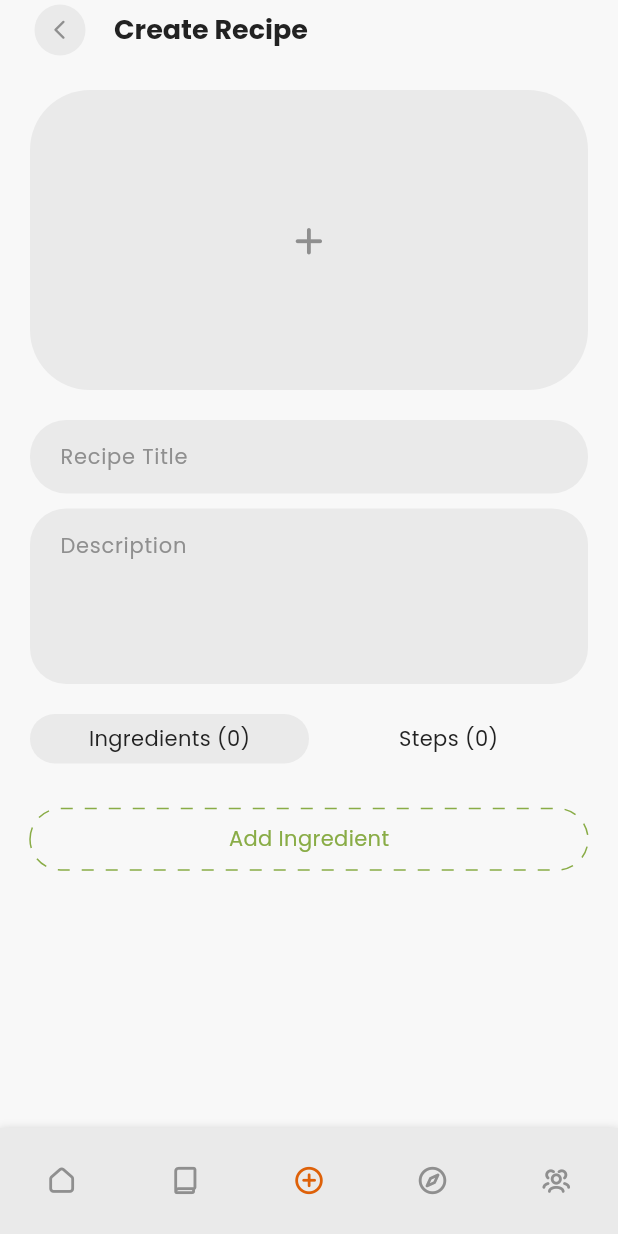
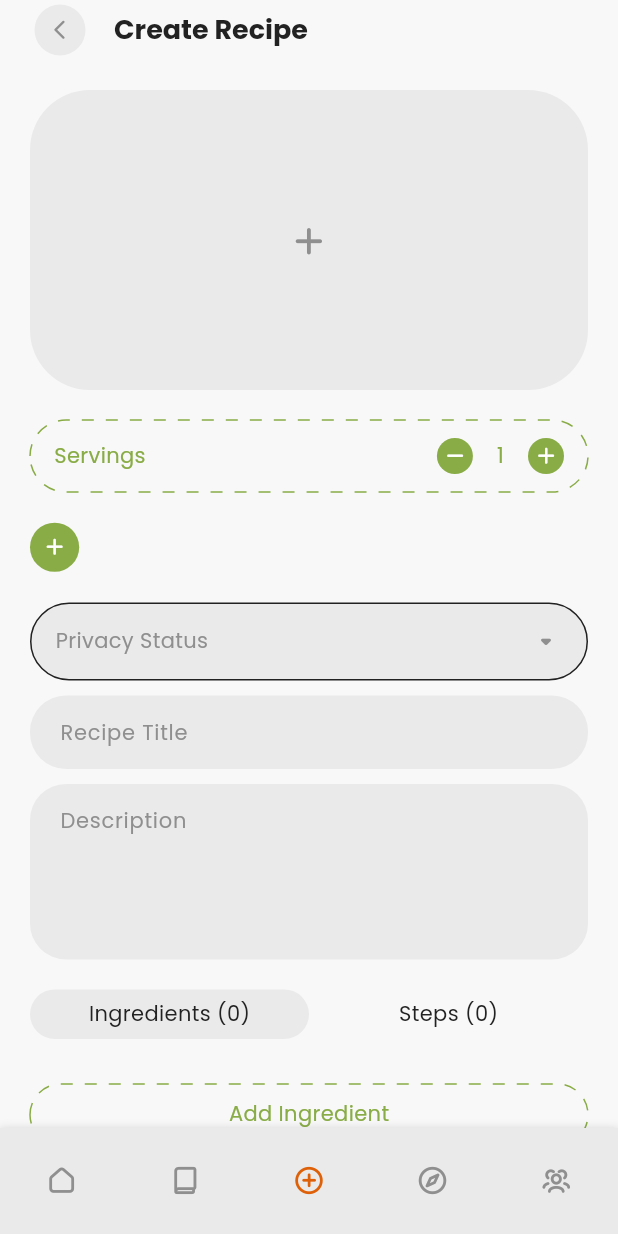
Before and after one commit to Michael1840/shared_plates_app, a Flutter app: the CreateRecipePage screen opened by its route, on a phone screen of 412 x 824 dp. Run offline on Flutter 3.47's test engine with Material 3 defaults, Android fonts, the phone set to English and light mode, and no system bars; drawn by our look-alikes of animated_custom_dropdown, dotted_border; our stand-ins replace bloc, cached_network_image, connectivity_plus, dio, equatable, flutter_animate and 9 more; accounts and stored records are empty.

Commit message:
Added creating a recipe and steps to the detail view

```diff
--- a/lib/app/api/api_routes.dart
+++ b/lib/app/api/api_routes.dart
@@ -13,9 +13,11 @@ class ApiRoutes {
 
   static const String profile = '/profile';
 
-  static const String recipe = '/meals';
-  static String recipeWithId(int id) => '/meals/$id';
-  static const String userRecipes = '/meals';
-  static const String trendingRecipes = '/meals';
-  static const String friendsRecipes = '/meals';
+  static const String recipe = '/meals/';
+  static const String createRecipe = recipe;
+  static String recipeWithId(int id) => '$recipe$id';
+  static String uploadMealImage(int id) => '${recipe}upload/$id';
+  static const String userRecipes = recipe;
+  static const String trendingRecipes = recipe;
+  static const String friendsRecipes = recipe;
 }
--- a/lib/app/recipe/bloc/create_recipe/create_recipe_state.dart
+++ b/lib/app/recipe/bloc/create_recipe/create_recipe_state.dart
@@ -6,8 +6,13 @@ class CreateRecipeState extends Equatable {
 
   final List<IngredientModel> ingredients;
   final List<StepModel> steps;
+  final List<String> tags;
 
   final CustomDropdownValue? selectedQuantitySymbol;
+
+  final CustomDropdownValue? selectedPrivacyStatus;
+
+  final int serves;
 
   final File? imageFile;
 
@@ -15,17 +20,22 @@ class CreateRecipeState extends Equatable {
   bool get isError => loadingResult.isError;
 
   const CreateRecipeState({
+    required this.loadingResult,
     required this.ingredients,
     required this.steps,
+    required this.serves,
+    required this.tags,
     this.selectedQuantitySymbol,
+    this.selectedPrivacyStatus,
     this.imageFile,
-    required this.loadingResult,
   });
 
   factory CreateRecipeState.initial() {
     return const CreateRecipeState(
       ingredients: [],
       steps: [],
+      tags: [],
+      serves: 1,
       loadingResult: DelayedResult.idle(),
     );
   }
@@ -35,7 +45,10 @@ class CreateRecipeState extends Equatable {
     ingredients,
     steps,
     imageFile,
+    serves,
+    tags,
     selectedQuantitySymbol,
+    selectedPrivacyStatus,
     loadingResult,
   ];
 
@@ -43,15 +56,22 @@ class CreateRecipeState extends Equatable {
     DelayedResult<void>? loadingResult,
     List<IngredientModel>? ingredients,
     List<StepModel>? steps,
+    List<String>? tags,
     CustomDropdownValue? selectedQuantitySymbol,
+    CustomDropdownValue? selectedPrivacyStatus,
+    int? serves,
     File? imageFile,
   }) {
     return CreateRecipeState(
       loadingResult: loadingResult ?? this.loadingResult,
       ingredients: ingredients ?? this.ingredients,
       steps: steps ?? this.steps,
+      tags: tags ?? this.tags,
       selectedQuantitySymbol:
           selectedQuantitySymbol ?? this.selectedQuantitySymbol,
+      selectedPrivacyStatus:
+          selectedPrivacyStatus ?? this.selectedPrivacyStatus,
+      serves: serves ?? this.serves,
       imageFile: imageFile ?? this.imageFile,
     );
   }
--- a/lib/app/recipe/bloc/recipe_bloc/recipe_event.dart
+++ b/lib/app/recipe/bloc/recipe_bloc/recipe_event.dart
@@ -14,3 +14,12 @@ class RecipeFetchUserRecipes extends RecipeEvent {}
 class RecipeFetchFriendRecipes extends RecipeEvent {}
 
 class RecipeFetchTrendingRecipes extends RecipeEvent {}
+
+class RecipeCreate extends RecipeEvent {
+  final CreateRecipeModel req;
+
+  const RecipeCreate({required this.req});
+
+  @override
+  List<Object> get props => [req];
+}
--- a/lib/app/recipe/bloc/recipe_detail_cubit/recipe_detail_cubit.dart
+++ b/lib/app/recipe/bloc/recipe_detail_cubit/recipe_detail_cubit.dart
@@ -15,6 +15,8 @@ class RecipeDetailCubit extends Cubit<RecipeDetailState> {
   RecipeDetailCubit(RecipesRepository recipeRepo)
     : _recipeRepo = recipeRepo,
       super(RecipeDetailState.initial());
+
+  void updateIndex(int i) => emit(state.copyWith(index: i));
 
   Future<void> fetchRecipe(int? id) async {
     emit(state.copyWith(loadingResult: const DelayedResult.inProgress()));
--- /dev/null
+++ b/lib/app/recipe/data/models/create_recipe_model.dart
@@ -0,0 +1,32 @@
+import 'dart:io';
+
+class CreateRecipeModel {
+  final String title;
+  final String description;
+  final String serves;
+  final List<String> tags;
+  final String privacyStatus;
+  final List<Map<String, dynamic>> ingredients;
+  final File image;
+
+  const CreateRecipeModel({
+    required this.title,
+    required this.description,
+    required this.serves,
+    required this.tags,
+    required this.privacyStatus,
+    required this.ingredients,
+    required this.image,
+  });
+
+  Map<String, dynamic> toJson() {
+    return <String, dynamic>{
+      'title': title,
+      'description': description,
+      'serves': serves,
+      'tags': tags,
+      'privacy_status': privacyStatus,
+      'ingredients': ingredients,
+    };
+  }
+}
--- a/lib/app/recipe/data/models/ingredient_model.dart
+++ b/lib/app/recipe/data/models/ingredient_model.dart
@@ -18,6 +18,13 @@ class IngredientModel {
     required this.quantitySymbol,
   });
 
+  Map<String, dynamic> toJson() => {
+    'name': name,
+    'cost': cost,
+    'quantity': quantity,
+    'quantity_symbol': quantitySymbol,
+  };
+
   factory IngredientModel.fromJson(Map<String, dynamic> json) =>
       _$IngredientModelFromJson(json);
 }
--- a/lib/app/recipe/data/models/recipe_model.dart
+++ b/lib/app/recipe/data/models/recipe_model.dart
@@ -2,6 +2,7 @@
 import 'package:json_annotation/json_annotation.dart';
 
 import 'ingredient_model.dart';
+import 'step_model.dart';
 
 part 'recipe_model.g.dart';
 
@@ -20,7 +21,7 @@ class RecipeModel {
   final String title;
   final double cost;
   final int serves;
-  final String? assetUrl;
+  final String? image;
   final String createdBy;
 
   const RecipeModel({
@@ -29,7 +30,7 @@ class RecipeModel {
     required this.cost,
     required this.serves,
     required this.createdBy,
-    this.assetUrl,
+    this.image,
   });
 
   factory RecipeModel.fromJson(Map<String, dynamic> json) =>
@@ -41,6 +42,7 @@ class RecipeModel {
 @JsonSerializable(fieldRename: FieldRename.snake)
 class RecipeDetailModel extends RecipeModel {
   final List<IngredientModel> ingredients;
+  final List<StepModel> steps;
   final List<String> tags;
   final PrivacyStatus privacyStatus;
 
@@ -50,9 +52,10 @@ class RecipeDetailModel extends RecipeModel {
     required super.cost,
     required super.serves,
     required super.createdBy,
-    super.assetUrl,
+    super.image,
     required this.ingredients,
     required this.tags,
+    required this.steps,
     required this.privacyStatus,
   });
 
--- a/lib/app/recipe/data/models/step_model.dart
+++ b/lib/app/recipe/data/models/step_model.dart
@@ -4,10 +4,10 @@ part 'step_model.g.dart';
 
 @JsonSerializable(fieldRename: FieldRename.snake)
 class StepModel {
-  final int index;
-  final String name;
+  final int stepIndex;
+  final String stepDescription;
 
-  const StepModel({required this.index, required this.name});
+  const StepModel({required this.stepIndex, required this.stepDescription});
 
   factory StepModel.fromJson(Map<String, dynamic> json) =>
       _$StepModelFromJson(json);
--- a/lib/app/recipe/ui/create_recipe/create_recipe.dart
+++ b/lib/app/recipe/ui/create_recipe/create_recipe.dart
@@ -6,19 +6,26 @@ import 'package:go_router/go_router.dart';
 import '../../../core/theme/theme.dart';
 import '../../../core/ui/custom/animations/animate_list.dart';
 import '../../../core/ui/custom/buttons/my_icon_button.dart';
+import '../../../core/ui/custom/buttons/wide_text_button.dart';
 import '../../../core/ui/custom/containers/default_container.dart';
+import '../../../core/ui/custom/containers/tag_container.dart';
+import '../../../core/ui/custom/fields/my_dropdown_field.dart';
 import '../../../core/ui/custom/fields/my_form_field.dart';
 import '../../../core/ui/custom/icons/my_icons.dart';
 import '../../../core/ui/layouts/page_container.dart';
 import '../../../core/utils/extensions.dart';
 import '../../../core/utils/methods.dart';
 import '../../bloc/create_recipe/create_recipe_cubit.dart';
+import '../../bloc/recipe_bloc/recipe_bloc.dart';
+import '../../data/models/create_recipe_model.dart';
 import '../../data/models/ingredient_model.dart';
 import '../../data/models/step_model.dart';
+import '../recipe_detail/items/servings_container.dart';
 import 'items/add_ingredient_button.dart';
 import 'items/create_ingredient_item.dart';
 import 'items/create_ingredient_sheet.dart';
 import 'items/create_step_sheet.dart';
+import 'items/create_tag_sheet.dart';
 import 'items/step_item.dart';
 
 class CreateRecipePage extends StatefulWidget {
@@ -30,6 +37,9 @@ class CreateRecipePage extends StatefulWidget {
 
 class CreateRecipePageState extends State<CreateRecipePage> {
   late final CreateRecipeCubit _cubit;
+
+  final TextEditingController _titleCont = TextEditingController();
+  final TextEditingController _descriptionCont = TextEditingController();
 
   int _index = 0;
 
@@ -44,6 +54,27 @@ class CreateRecipePageState extends State<CreateRecipePage> {
     setState(() {
       _index = index;
     });
+  }
+
+  void _createRecipe(CreateRecipeState state) {
+    if (_titleCont.trimmedText.isEmpty ||
+        _descriptionCont.trimmedText.isEmpty ||
+        state.imageFile == null ||
+        state.selectedPrivacyStatus == null) {
+      return;
+    }
+
+    final CreateRecipeModel req = CreateRecipeModel(
+      title: _titleCont.trimmedText,
+      description: _descriptionCont.trimmedText,
+      serves: state.serves.toString(),
+      tags: state.tags,
+      privacyStatus: state.selectedPrivacyStatus!.id.toString(),
+      ingredients: state.ingredients.map((i) => i.toJson()).toList(),
+      image: state.imageFile!,
+    );
+
+    context.read<RecipeBloc>().add(RecipeCreate(req: req));
   }
 
   @override
@@ -108,15 +139,82 @@ class CreateRecipePageState extends State<CreateRecipePage> {
                       _cubit.selectImage();
                     }),
                   const SizedBox(),
+                  ServingsContainer(
+                    serves: state.serves,
+                    increment: _cubit.incrementServes,
+                    decrement: _cubit.decrementServes,
+                  ),
+                  const SizedBox(),
+                  ConstrainedBox(
+                    constraints: const BoxConstraints(
+                      maxHeight: 33.64,
+                      minHeight: 32.8,
+                    ),
+                    child: Row(
+                      spacing: 8,
+                      children: [
+                        Container(
+                          height: 32.8,
+                          width: 32.8,
+                          decoration: BoxDecoration(
+                            color: context.green,
+                            borderRadius: BorderRadius.circular(40),
+                          ),
+                          child: Icon(
+                            MyIcons.add_plus,
+                            color: context.white,
+                            size: 18,
+                          ),
+                        ).onTap(() {
+                          Methods.showBottomSheet(
+                            context,
+                            CreateTagSheet(
+                              cubit: _cubit,
+                              onConfirm: (String t) {
+                                _cubit.updateTags(t);
+                              },
+                              currentIndex: state.tags.length,
+                            ),
+                          );
+                        }),
+                        Expanded(
+                          child: MySliverList.horizontal(
+                            gap: 8,
+                            itemBuilder: (context, index) => TagContainer(
+                              title: state.tags[index],
+                            ).listAnimate(index),
+                            itemCount: state.tags.length,
+                          ),
+                        ),
+                      ],
+                    ),
+                  ),
+                  const SizedBox(),
+                  MyDropdownButton(
+                    title: 'Privacy Status',
+                    value: '',
+                    hint: 'Privacy Status',
+                    onChanged: (s) {
+                      _cubit.updatePrivacy(s);
+                    },
+                    items: const [
+                      CustomDropdownValue(id: 1, value: 'Public'),
+                      CustomDropdownValue(id: 2, value: 'Friends'),
+                      CustomDropdownValue(id: 3, value: 'Private'),
+                    ],
+                  ),
+
                   MyFormField(
                     hint: 'Your recipe title',
                     title: 'Recipe Title',
                     // icon: MyIcons.label,
+                    controller: _titleCont,
                     radius: 24,
                   ),
                   MyFormField(
                     hint: 'Your recipe description',
                     title: 'Description',
+                    controller: _descriptionCont,
                     minLines: 5,
                     maxLines: 8,
                     radius: 24,
@@ -173,7 +271,7 @@ class CreateRecipePageState extends State<CreateRecipePage> {
 
                       if (_index == 0)
                         MySliverList(
-                          key: ValueKey('Ingredients'),
+                          key: const ValueKey('Ingredients'),
                           gap: 10,
                           shrinkWrap: true,
                           itemBuilder: (context, index) => CreateIngredientItem(
@@ -186,7 +284,7 @@ class CreateRecipePageState extends State<CreateRecipePage> {
                         ).animate().slideX(begin: -1, end: 0)
                       else
                         MySliverList(
-                          key: ValueKey('Steps'),
+                          key: const ValueKey('Steps'),
                           gap: 10,
                           shrinkWrap: true,
                           itemBuilder: (context, index) => CreateStepItem(
@@ -225,6 +323,18 @@ class CreateRecipePageState extends State<CreateRecipePage> {
                     ],
                   ),
                   const SizedBox(height: 10),
+                  BlocBuilder<RecipeBloc, RecipeState>(
+                    builder: (context, recipeState) {
+                      return WideTextButton(
+                        text: 'Create Recipe',
+                        onTap: () {
+                          _createRecipe(state);
+                        },
+                        isLoading: recipeState.isUserLoading,
+                      );
+                    },
+                  ),
+                  const SizedBox(height: 10),
                 ],
               ),
             ),
--- a/lib/app/recipe/ui/create_recipe/items/create_step_sheet.dart
+++ b/lib/app/recipe/ui/create_recipe/items/create_step_sheet.dart
@@ -34,8 +34,8 @@ class _CreateStepSheetState extends State<CreateStepSheet> {
     }
 
     final StepModel ingredient = StepModel(
-      index: widget.currentIndex + 1,
-      name: name,
+      stepIndex: widget.currentIndex + 1,
+      stepDescription: name,
     );
 
     widget.onConfirm(ingredient);
--- a/lib/app/recipe/ui/recipe_detail/items/servings_container.dart
+++ b/lib/app/recipe/ui/recipe_detail/items/servings_container.dart
@@ -4,15 +4,14 @@ import 'package:flutter/material.dart';
 import '../../../../core/theme/theme.dart';
 import '../../../../core/ui/custom/icons/my_icons.dart';
 import '../../../../core/utils/extensions.dart';
-import '../../../data/models/recipe_model.dart';
 
 class ServingsContainer extends StatelessWidget {
-  final RecipeDetailModel recipe;
+  final int serves;
   final void Function() increment;
   final void Function() decrement;
   const ServingsContainer({
     super.key,
-    required this.recipe,
+    required this.serves,
     required this.increment,
     required this.decrement,
   });
@@ -24,7 +23,7 @@ class ServingsContainer extends StatelessWidget {
         radius: const Radius.circular(100),
         color: context.green,
         dashPattern: [8, 8],
-        padding: const EdgeInsets.symmetric(horizontal: 16, vertical: 16),
+        padding: const EdgeInsets.symmetric(horizontal: 16, vertical: 12),
       ),
       child: Row(
         children: [
@@ -43,10 +42,7 @@ class ServingsContainer extends StatelessWidget {
                   size: 18,
                 ),
               ).onTap(decrement),
-              AppText.primary(
-                text: recipe.serves.toString(),
-                color: context.green,
-              ),
+              AppText.primary(text: serves.toString(), color: context.green),
               CircleAvatar(
                 radius: 12,
                 backgroundColor: context.green,
```
Also changed, not shown: lib/app/api/services/recipe_api_service.dart (+29 -2 lines), lib/app/recipe/bloc/create_recipe/create_recipe_cubit.dart (+11 -1 lines), lib/app/recipe/bloc/recipe_bloc/recipe_bloc.dart (+57 -0 lines), lib/app/recipe/bloc/recipe_detail_cubit/recipe_detail_state.dart (+7 -1 lines), lib/app/recipe/data/repo/recipe_repo.dart (+14 -3 lines), lib/app/recipe/ui/create_recipe/items/create_tag_sheet.dart (added, +58 -0 lines), lib/app/recipe/ui/create_recipe/items/step_item.dart (+5 -2 lines), lib/app/recipe/ui/recipe_detail/items/step_item.dart (added, +31 -0 lines), lib/app/recipe/ui/recipe_detail/recipe_detail_view.dart (+42 -34 lines), lib/app/recipe/data/models/recipe_model.g.dart, lib/app/recipe/data/models/step_model.g.dart.
